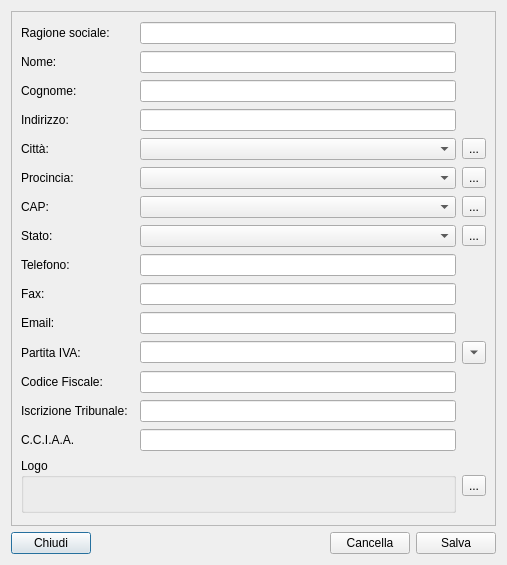
The window that moduleAzienda/aziendadialog.ui (kvsd/Gestionale) describes before a commit, drawn with Qt 5.
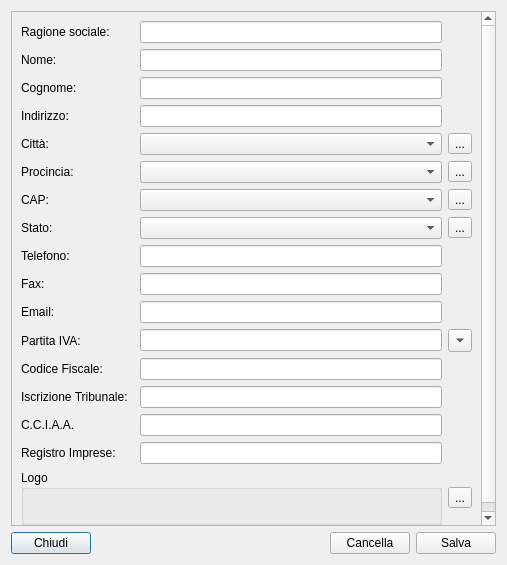
The same window after the commit.

Commit message: Aggiunto campo <registro imprese>

What changed in the file:
```diff
--- a/moduleAzienda/aziendadialog.ui
+++ b/moduleAzienda/aziendadialog.ui
@@ -24,8 +24,8 @@
        <rect>
         <x>0</x>
         <y>0</y>
-        <width>487</width>
-        <height>515</height>
+        <width>473</width>
+        <height>522</height>
        </rect>
       </property>
       <layout class="QGridLayout" name="gridLayout">
@@ -265,7 +265,14 @@
          </property>
         </widget>
        </item>
-       <item row="18" column="0" colspan="3">
+       <item row="19" column="3">
+        <widget class="QToolButton" name="pb_logo_dlg">
+         <property name="text">
+          <string>...</string>
+         </property>
+        </widget>
+       </item>
+       <item row="19" column="0" colspan="3">
         <widget class="QGroupBox" name="groupBox">
          <property name="title">
           <string>Logo</string>
@@ -284,13 +291,16 @@
          </layout>
         </widget>
        </item>
-       <item row="18" column="3">
-        <widget class="QToolButton" name="pb_logo_dlg">
+       <item row="18" column="0">
+        <widget class="QLabel" name="label_16">
          <property name="text">
-          <string>...</string>
+          <string>Registro Imprese:</string>
          </property>
         </widget>
        </item>
+       <item row="18" column="2">
+        <widget class="QLineEdit" name="le_reg_imprese"/>
+       </item>
       </layout>
      </widget>
     </widget>
```
Left out of the diff: 126 changed lines with no effect on the pictures. The commit also changes 3 other files.
